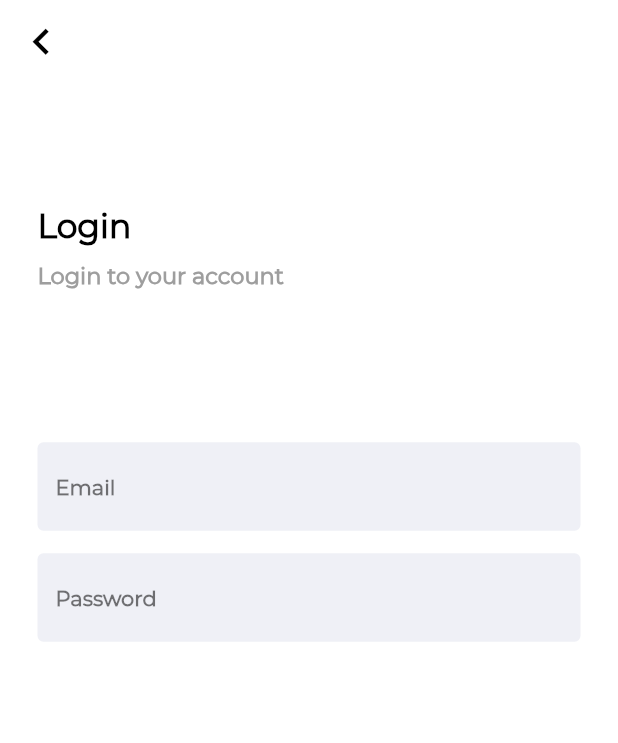
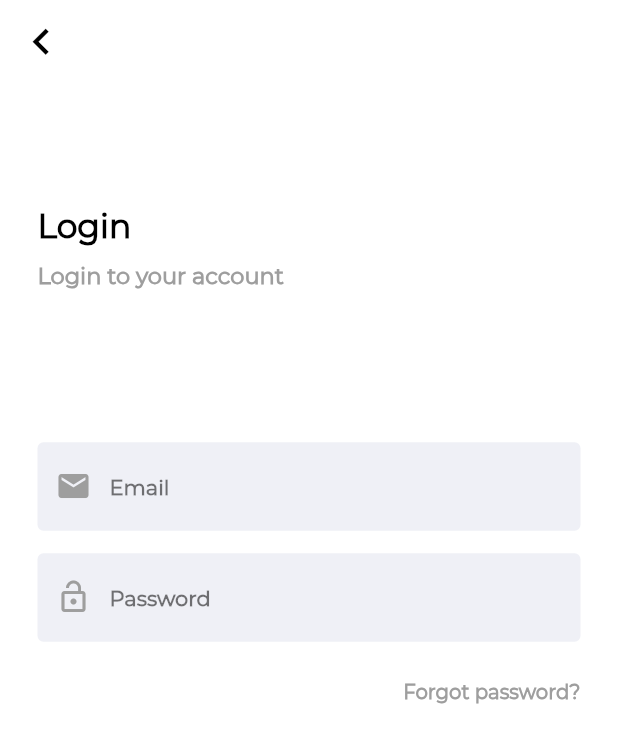
Before and after one commit to theifedayo/BuyStuff-MobileApp, a Flutter app: the screen it shows after launch, on a phone screen of 412 x 824 dp. Shown: the top 743 px of the screen. Run offline on Flutter 3.47's test engine with Material 2 defaults, Android fonts, the phone set to English and light mode, and no system bars; our stand-ins replace flutter_secure_storage, font_awesome_flutter, page_transition, show_up_animation.

```diff
--- a/lib/screens/login_screen.dart
+++ b/lib/screens/login_screen.dart
@@ -63,6 +63,7 @@ class _LoginScreenState extends State<LoginScreen> {
                     ),
                     decoration: InputDecoration(
                         //errorText: validate ? emailerrorText: null,
+                        prefixIcon: Icon(Icons.email, color: Colors.grey,),
                         filled: true,
                         fillColor: Color(0xFFEFF0F6),
                         hintText: 'Email',
@@ -97,6 +98,7 @@ class _LoginScreenState extends State<LoginScreen> {
                     ),
                     decoration: InputDecoration(
                         //errorText: validate ? passworderrorText: null,
+                        prefixIcon: Icon(Icons.lock_open, color: Colors.grey,),
                         // suffixIcon: IconButton(icon: Icon(vis?Icons.visibility_off: Icons.visibility), onPressed: (){
                         //   setState(() {
                         //     //vis = !vis;
@@ -119,6 +121,25 @@ class _LoginScreenState extends State<LoginScreen> {
 
                   ),
                 ),
+                Row(
+                  mainAxisAlignment: MainAxisAlignment.end,
+                  children: [
+                    Padding(
+                      padding: const EdgeInsets.symmetric(horizontal: 25.0, vertical: 20.0),
+                      child: InkWell(
+                        child: Text("Forgot password?", style: TextStyle(
+                          fontSize: MediaQuery.of(context).size.height*0.016,
+                          color: Colors.grey,
+                          fontWeight: FontWeight.bold,
+                          fontFamily: 'Montserrat',
+                        ),),
+                        onTap: (){
+                          //Navigator.push(context, MaterialPageRoute(builder: (context)=>ForgotPasswordScreen()));
+                        },
+                      ),
+                    ),
+                  ],
+                ),
               ],
             )
           ],
```
Also changed, not shown: lib/components/stateful_button.dart (added, +36 -0 lines), lib/components/stateless_button.dart (added, +41 -0 lines), 1 other file.
